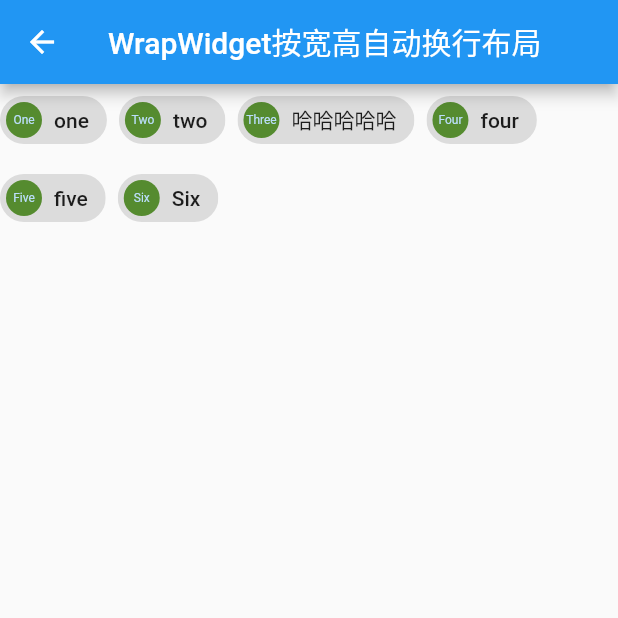
After one commit to TooCareAboutYOU/Flutter-android, a Flutter app: the WrapWidget screen opened directly, on a phone screen of 412 x 824 dp, the top half of it. The commit adds this screen. Run offline on Flutter 3.47's test engine with Material 2 defaults, Android fonts, the phone set to English and light mode, and no system bars; missing offline and left inert: common_utils.

Commit message:
基本控件的使用

```diff
--- /dev/null
+++ b/lib/WrapWidget.dart
@@ -0,0 +1,91 @@
+import 'package:flutter/material.dart';
+
+class WrapWidget extends StatelessWidget {
+  final String title;
+
+  WrapWidget(this.title);
+
+  @override
+  Widget build(BuildContext context) {
+    Wrap wrap = new Wrap(
+      spacing: 8.0, //Chip之间的间隙大小
+      runSpacing: 4.0, //行之间的间隙大小
+      children: <Widget>[
+        new Chip(
+          //添加圆形头像
+          avatar: new CircleAvatar(
+            backgroundColor: Colors.lightGreen.shade800,
+            child: new Text(
+              'One',
+              style: new TextStyle(fontSize: 8.0),
+            ),
+          ),
+          label: new Text('one'),
+        ),
+        new Chip(
+          //添加圆形头像
+          avatar: new CircleAvatar(
+            backgroundColor: Colors.lightGreen.shade800,
+            child: new Text(
+              'Two',
+              style: new TextStyle(fontSize: 8.0),
+            ),
+          ),
+          label: new Text('two'),
+        ),
+        new Chip(
+          //添加圆形头像
+          avatar: new CircleAvatar(
+            backgroundColor: Colors.lightGreen.shade800,
+            child: new Text(
+              'Three',
+              style: new TextStyle(fontSize: 8.0),
+            ),
+          ),
+          label: new Text('哈哈哈哈哈'),
+        ),
+        new Chip(
+          //添加圆形头像
+          avatar: new CircleAvatar(
+            backgroundColor: Colors.lightGreen.shade800,
+            child: new Text(
+              'Four',
+              style: new TextStyle(fontSize: 8.0),
+            ),
+          ),
+          label: new Text('four'),
+        ),
+        new Chip(
+          //添加圆形头像
+          avatar: new CircleAvatar(
+            backgroundColor: Colors.lightGreen.shade800,
+            child: new Text(
+              'Five',
+              style: new TextStyle(fontSize: 8.0),
+            ),
+          ),
+          label: new Text('five'),
+        ),
+        new Chip(
+          //添加圆形头像
+          avatar: new CircleAvatar(
+            backgroundColor: Colors.lightGreen.shade800,
+            child: new Text(
+              'Six',
+              style: new TextStyle(fontSize: 8.0),
+            ),
+          ),
+          label: new Text('Six'),
+        ),
+      ],
+    );
+
+    return new Scaffold(
+      appBar: new AppBar(
+        title: new Text(title),
+        centerTitle: true,
+      ),
+      body: wrap,
+    );
+  }
+}
--- a/lib/main.dart
+++ b/lib/main.dart
@@ -1,12 +1,14 @@
 import 'package:flutter/material.dart';
 import 'package:flutter_book/AlertDialogWidget.dart';
 import 'package:flutter_book/AppBarLayoutWidget.dart';
+import 'package:flutter_book/BaseLineWidget.dart';
 import 'package:flutter_book/BottomNavigationBarWidget.dart';
 import 'package:flutter_book/CustomTabBarWidget.dart';
 import 'package:flutter_book/DrawerWidget.dart';
 import 'package:flutter_book/FlatButtonWidget.dart';
 import 'package:flutter_book/FloatingActionButtonWidget.dart';
 import 'package:flutter_book/GridViewWidget.dart';
+import 'package:flutter_book/OffstageWidget.dart';
 import 'package:flutter_book/PopupMenuButtonWidget.dart';
 import 'package:flutter_book/ScaffoldLayout.dart';
 import 'package:common_utils/common_utils.dart';
@@ -14,6 +16,7 @@ import 'package:flutter_book/SimpleDialogWidget.dart';
 import 'package:flutter_book/TabBarWidget.dart';
 import 'package:flutter_book/TableWidget.dart';
 import 'package:flutter_book/TransformWidget.dart';
+import 'package:flutter_book/WrapWidget.dart';
 import 'package:flutter_book/cupertinos/CupertinoActivityIndicatorWidget.dart';
 import 'package:flutter_book/cupertinos/CupertinoAlertDialogWidget.dart';
 import 'package:flutter_book/cupertinos/CupertinoButtonWidget.dart';
@@ -44,7 +47,10 @@ var pages = {
   '/CupertinoComponent',
   '/GridViewWidget',
   '/TableWidget',
-  '/TransformWidget'
+  '/TransformWidget',
+  '/BaseLineWidget',
+  '/Offstage',
+'/WrapWidget',
 };
 
 var titles = [
@@ -67,7 +73,11 @@ var titles = [
   'IOS-Cupertino组件集合',
   'GridViewWidget',
   'TableWidget',
-  'TransformWidget',
+  'TransformWidget矩阵转换',
+  'BaseLineWidget基准线布局',
+  'Offstage控制是否显示组件',
+  'WrapWidget按宽高自动换行布局',
+
 ];
 
 var globalCurrentPage = 0;
@@ -141,7 +151,7 @@ class ContainerView extends StatefulWidget {
 class _ContainerViewState extends State<ContainerView> {
   @override
   Widget build(BuildContext context) {
-    LogUtil.v('当前位置：$globalCurrentPage', tag: TAG);
+    LogUtil.v('当前位置：$globalCurrentPage');
     switch (globalCurrentPage) {
       case 0:
         {
@@ -227,6 +237,16 @@ class _ContainerViewState extends State<ContainerView> {
         {
           return new TransformWidget(titles.elementAt(globalCurrentPage));
         }
+      case 20:
+        {
+          return new BaseLineWidget(titles.elementAt(globalCurrentPage));
+        }
+      case 21:{
+        return new OffstageWidget(titles.elementAt(globalCurrentPage));
+      }
+      case 22:{
+        return new WrapWidget(titles.elementAt(globalCurrentPage));
+      }
       default:
         break;
     }
--- /dev/null
+++ b/lib/project1/HomePage.dart
@@ -0,0 +1,149 @@
+import 'package:flutter/material.dart';
+
+void main() => runApp(new HomePageLayout());
+
+var title = '布局总结案例';
+
+class HomePageLayout extends StatelessWidget {
+  @override
+  Widget build(BuildContext context) {
+    List<Widget> listView = new List<Widget>();
+    listView.add(ImagePageLayout('http://i.annihil.us/u/prod/marvel/i/mg/f/40/54adba8b35f8b.png'));
+    listView.add(addressContainer);
+    listView.add(bottomContainerLayout);
+    listView.add(textContainerLayout);
+
+    return new MaterialApp(
+      title: title,
+      color: Colors.green,
+      home: new Scaffold(
+        appBar: new AppBar(
+          title: new Text(title),
+          centerTitle: true,
+        ),
+        body: ListView(
+          children: listView,
+        ),
+      ),
+    );
+  }
+}
+
+class ImagePageLayout extends StatelessWidget {
+  final String src;
+
+  ImagePageLayout(this.src);
+
+  @override
+  Widget build(BuildContext context) {
+    return new Image.network(
+      src,
+      width: 600.0,
+//      height: 240.0,
+      fit: BoxFit.cover, //图片填充整个父容器
+    );
+  }
+}
+
+Widget addressContainer = new Container(
+  padding: EdgeInsets.all(32.0), //此部分私照间隔一定距离
+  child: new Row(
+    children: <Widget>[
+      new Expanded(
+        child: new Column(
+          crossAxisAlignment: CrossAxisAlignment.start, //顶部对齐
+          children: <Widget>[
+            new Container(
+              padding: EdgeInsets.only(bottom: 8.0), //与下面文本间隔一定距离
+              child: new Text(
+                '风景区地址',
+                style: new TextStyle(fontSize: 16, fontWeight: FontWeight.bold),
+              ),
+            ),
+            new Text(
+              'Hello World!',
+              style: new TextStyle(
+                color: Colors.grey[500],
+              ),
+            ),
+          ],
+        ),
+      ),
+      new Icon(
+        Icons.star,
+        color: Colors.grey[500],
+      ),
+      new Text('666'),
+    ],
+  ),
+);
+
+Widget bottomContainerLayout = new Container(
+  //容器横向布局
+  child: new Row(
+    mainAxisAlignment: MainAxisAlignment.spaceEvenly, //水平方向均匀排列每个元素
+    children: <Widget>[
+      buildButtonColumn(Icons.call, '电话'),
+      buildButtonColumn(Icons.near_me, '导航'),
+      buildButtonColumn(Icons.share, '分享'),
+    ],
+  ),
+);
+
+Column buildButtonColumn(IconData icon, String title) {
+  Column column = new Column(
+    crossAxisAlignment: CrossAxisAlignment.center, //垂直方向上居中对齐
+    mainAxisSize: MainAxisSize.min, //垂直方向大小最小化
+    children: <Widget>[
+      new Icon(
+        icon,
+        color: Colors.lightGreen[600],
+      ), //上面图标部分
+      new Container(
+        margin: EdgeInsets.only(top: 8.0),
+        child: new Text(
+          title,
+          style: new TextStyle(
+            fontSize: 12.0,
+            fontWeight: FontWeight.w400,
+            color: Colors.lightGreen[600],
+          ),
+        ),
+        padding: new EdgeInsets.only(bottom: 8.0),
+      ),
+    ],
+  );
+  return column;
+}
+
+Widget textContainerLayout = new Container(
+  padding: EdgeInsets.all(32.0),
+  child: new Text(
+    '''
+  工信部今日正式向中国电信、中国移动、中国联通、中国广电发放5G商用牌照。同时，工信部为5G牌照的发放对电信业务分类目录进行了修订，新增5G相关基础电信业务目录。
+
+按照我国目前的5G布局计划表来看，与全球的5G部署节奏是同步的。
+
+据外媒报道称，美国最大运营商AT&T已经在为年底推出的全球首个移动5G网络做准备，Verizon今年10月也将推出全球首个5G宽带。韩国运营商方面，SK电讯也宣布将在今年12月在首尔发布5G商用网络，2019年3月在韩国全境推出5G商用服务。全球都在抢占5G先机。
+
+此前5月30日，英国电信运营商EE公司正式在伦敦等6个城市开通5G服务，英国广播公司当天借助华为5G设备完成了一次现场直播。截至目前，韩国、美国、瑞士、英国已开通5G服务。
+
+广电在5G牌照分发中分得一本羹
+
+目前，中国已经启动了6GHz以下的中频段5G规模部署，根据此前明确的频谱规划方案，方案可能如下：
+
+中国电信和中国联通各拿3.5GHz频段的100MHz频谱；中国移动得2.6GHz频段的160MHz频谱；广电国网将得4.9GHz频段50MHz频谱，并将700MHz频段的96MHz带宽由工信部划归IMT使用。
+
+关于三大运营商的频谱划分方案，此前业界已有传闻的中国联通和中国电信的频段坐实，但是频谱方面，2.6GHz频段大块都给了移动之后，联通和电信会将各自的此频段腾退。
+
+作为中国最大的电信运营商，中国移动于2017年6月，在广州开通国内首个用于试点的5G基站，并于7月启动了一个试验网。2018年6月，中央网信办副主任杨小伟打通中国移动全球首个5G独立组网端到端系统全息视频通话，标志着5G独立组网技术的突破。
+
+2019年，中国移动董事长杨杰披露了移动的5G+计划，将5G与人工智能、物联网、云计算、大数据和边缘计算等信息技术融合，和各方共同构建生态系统。
+
+中国联通将其战略规划分为制定、验证和准备三个阶段。2017年，其与华为在上海完成了外场验证，在20MHz频谱上，将网络峰值速率提升至LTEFDD的4.8倍。
+
+2019年中国联通合作伙伴大会上，联通发布了5G先锋计划，对外公布了首批5G友好体验终端，包括华为、中兴、OPPO、vivo和小米，但并未公布售价。
+  ''',
+    softWrap: true,
+  ),
+);
```
Also changed, not shown: lib/BaseLineWidget.dart (added, +53 -0 lines), lib/OffstageWidget.dart (added, +45 -0 lines), lib/TransformWidget.dart (+5 -4 lines), lib/project1/DismissiblePage.dart (added, +61 -0 lines), lib/project1/GestureDetectorPage.dart (added, +46 -0 lines).
